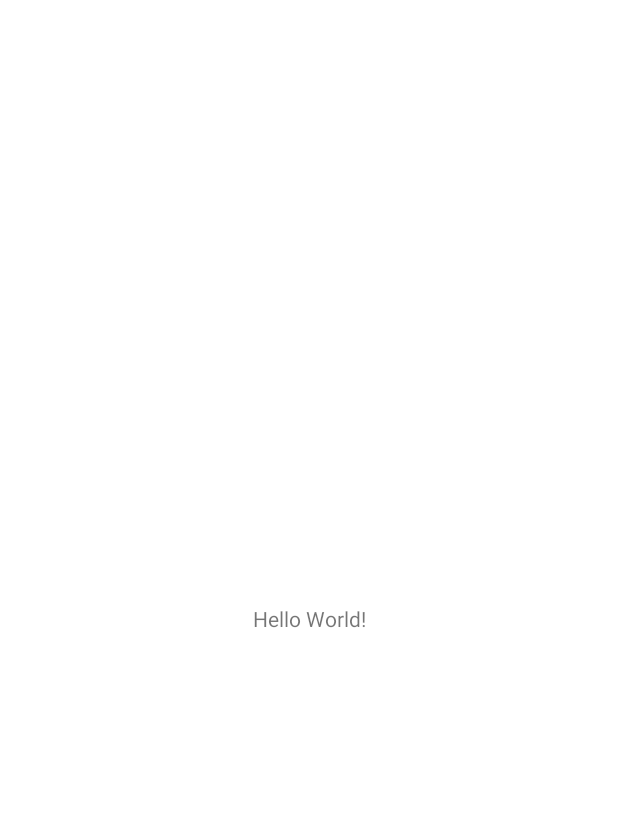
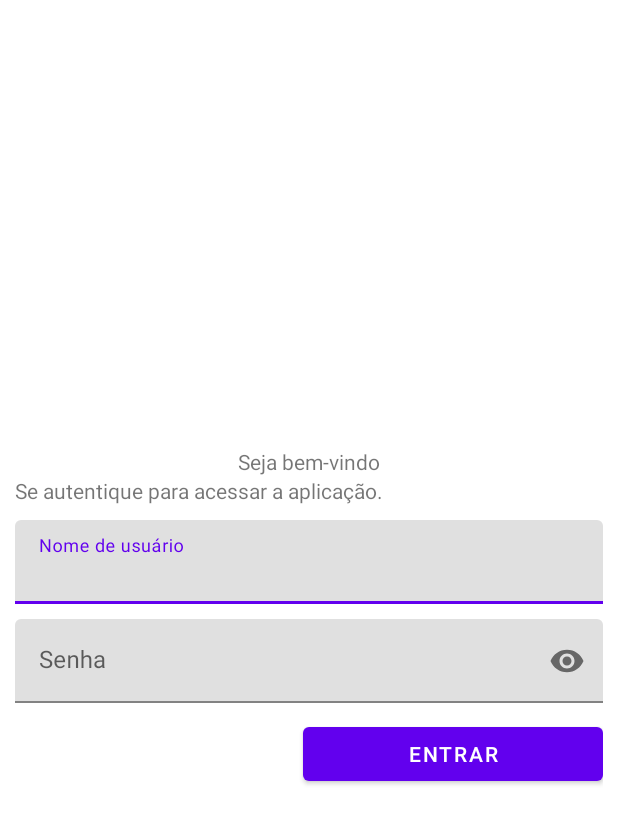
Before and after one commit to matheusxreis/pim8-android, an Android app: the screen it shows after launch (MainActivity), on a phone screen of 412 x 824 dp. Before the commit the part shown is almost empty. Shown: the top 824 px of the screen. Run offline under Robolectric (Android 15) with nearby library versions, the phone set to English and light mode, and no system bars.

Commit message:
feat: created MainActivity and its components

```diff
--- a/app/src/main/res/layout/activity_main.xml
+++ b/app/src/main/res/layout/activity_main.xml
@@ -4,15 +4,79 @@
     xmlns:tools="http://schemas.android.com/tools"
     android:layout_width="match_parent"
     android:layout_height="match_parent"
+    android:paddingHorizontal="10dp"
     tools:context=".MainActivity">
 
-    <TextView
+    <androidx.constraintlayout.widget.ConstraintLayout
+        android:layout_width="match_parent"
+        android:layout_height="wrap_content"
+        app:layout_constraintEnd_toEndOf="parent"
+        app:layout_constraintStart_toStartOf="parent"
+        app:layout_constraintBottom_toBottomOf="parent"
+        app:layout_constraintTop_toTopOf="parent">
+        <TextView
+        android:id="@+id/welcome"
         android:layout_width="wrap_content"
         android:layout_height="wrap_content"
-        android:text="Hello World!"
-        app:layout_constraintBottom_toBottomOf="parent"
+        android:text="Seja bem-vindo"
+        app:layout_constraintTop_toTopOf="parent"
+        app:layout_constraintBottom_toTopOf="@id/title"
+        app:layout_constraintStart_toStartOf="parent"
         app:layout_constraintEnd_toEndOf="parent"
+        />
+        <TextView
+        android:id="@+id/title"
+        android:layout_width="wrap_content"
+        android:layout_height="wrap_content"
+        android:text="Se autentique para acessar a aplicação."
+        app:layout_constraintBottom_toTopOf="@id/edit_text_username"
         app:layout_constraintStart_toStartOf="parent"
-        app:layout_constraintTop_toTopOf="parent" />
+        app:layout_constraintTop_toBottomOf="@id/welcome"
+        android:paddingBottom="10dp"/>
+        <com.google.android.material.textfield.TextInputLayout
+        android:id="@+id/edit_text_username"
+        android:layout_width="match_parent"
+        android:layout_height="wrap_content"
+        app:layout_constraintStart_toStartOf="parent"
+        app:layout_constraintEnd_toEndOf="parent"
+        app:layout_constraintTop_toBottomOf="@id/title"
+        android:hint="Nome de usuário"
+        >
+        <com.google.android.material.textfield.TextInputEditText
+            android:layout_width="match_parent"
+            android:layout_height="match_parent"
+            android:inputType="textPassword"
+            />
+    </com.google.android.material.textfield.TextInputLayout>
+        <com.google.android.material.textfield.TextInputLayout
+        android:layout_marginTop="10dp"
+        android:id="@+id/edit_text_password"
+        android:layout_width="match_parent"
+        android:layout_height="wrap_content"
+        app:layout_constraintStart_toStartOf="parent"
+        app:layout_constraintEnd_toEndOf="parent"
+        app:layout_constraintTop_toBottomOf="@id/edit_text_username"
+        app:endIconMode="password_toggle"
+        android:hint="Senha"
+        >
+        <com.google.android.material.textfield.TextInputEditText
+            android:id="@+id/edit_text_password_input"
+            android:layout_width="match_parent"
+            android:layout_height="match_parent"
+            android:inputType="textPassword"
+
+            />
+    </com.google.android.material.textfield.TextInputLayout>
+        <com.google.android.material.button.MaterialButton
+        android:id="@+id/button_login"
+        android:layout_width="200dp"
+        android:layout_height="wrap_content"
+        app:layout_constraintEnd_toEndOf="parent"
+        app:layout_constraintTop_toBottomOf="@id/edit_text_password"
+        android:text="ENTRAR"
+        android:layout_marginTop="10dp"
+        />
+    </androidx.constraintlayout.widget.ConstraintLayout>
+
 
 </androidx.constraintlayout.widget.ConstraintLayout>
```
